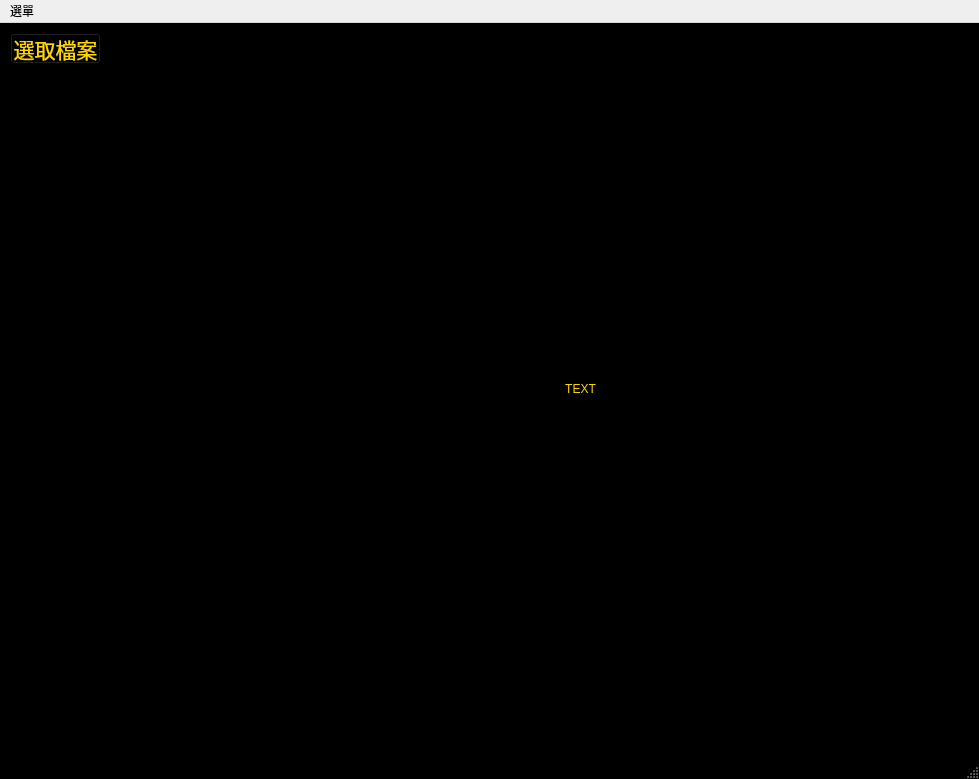
This is MainWindow.ui in Night2155/ImageProcessing as Qt 5 draws it before an edit. The edited form follows.
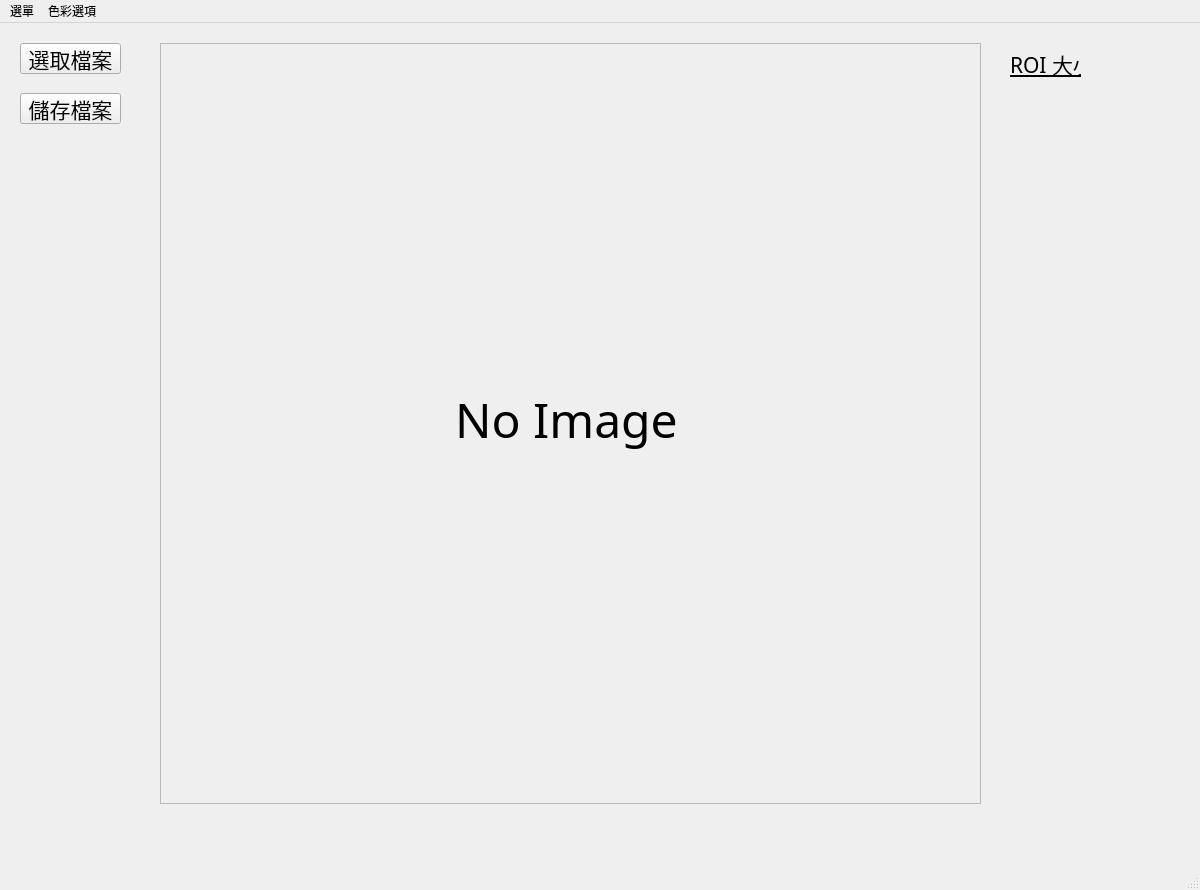
This is the edited form.

```diff
--- a/MainWindow.ui
+++ b/MainWindow.ui
@@ -6,8 +6,8 @@
    <rect>
     <x>0</x>
     <y>0</y>
-    <width>979</width>
-    <height>779</height>
+    <width>1200</width>
+    <height>890</height>
    </rect>
   </property>
   <property name="mouseTracking">
@@ -20,19 +20,15 @@
    <bool>false</bool>
   </property>
   <property name="styleSheet">
-   <string notr="true">#MainWindow, #centralwidget, #ImageLabel, #File_Btn,#statusbar{
-	background-color : rgb(0, 0, 0);
-	color: gold;
-}
-</string>
+   <string notr="true"/>
   </property>
   <widget class="QWidget" name="centralwidget">
    <widget class="QPushButton" name="File_Btn">
     <property name="geometry">
      <rect>
-      <x>10</x>
-      <y>10</y>
-      <width>91</width>
+      <x>20</x>
+      <y>20</y>
+      <width>101</width>
       <height>31</height>
      </rect>
     </property>
@@ -49,30 +45,107 @@
      <string>選取檔案</string>
     </property>
    </widget>
-   <widget class="QLabel" name="ImageLabel">
+   <widget class="QLabel" name="ROI_Label">
     <property name="geometry">
      <rect>
-      <x>190</x>
-      <y>0</y>
-      <width>781</width>
-      <height>731</height>
+      <x>1010</x>
+      <y>20</y>
+      <width>71</width>
+      <height>41</height>
      </rect>
     </property>
-    <property name="mouseTracking">
-     <bool>false</bool>
+    <property name="font">
+     <font>
+      <family>Agency FB</family>
+      <pointsize>16</pointsize>
+      <underline>true</underline>
+     </font>
     </property>
-    <property name="autoFillBackground">
-     <bool>false</bool>
+    <property name="text">
+     <string>ROI 大小</string>
     </property>
-    <property name="frameShape">
-     <enum>QFrame::NoFrame</enum>
+   </widget>
+   <widget class="QPushButton" name="Save_File_Btn">
+    <property name="geometry">
+     <rect>
+      <x>20</x>
+      <y>70</y>
+      <width>101</width>
+      <height>31</height>
+     </rect>
     </property>
+    <property name="font">
+     <font>
+      <family>標楷體</family>
+      <pointsize>16</pointsize>
+     </font>
+    </property>
+    <property name="contextMenuPolicy">
+     <enum>Qt::DefaultContextMenu</enum>
+    </property>
     <property name="text">
-     <string>TEXT</string>
+     <string>儲存檔案</string>
     </property>
-    <property name="alignment">
-     <set>Qt::AlignCenter</set>
+   </widget>
+   <widget class="QWidget" name="verticalLayoutWidget">
+    <property name="geometry">
+     <rect>
+      <x>160</x>
+      <y>20</y>
+      <width>821</width>
+      <height>761</height>
+     </rect>
     </property>
+    <layout class="QVBoxLayout" name="verticalLayout">
+     <item>
+      <widget class="QScrollArea" name="scrollArea">
+       <property name="widgetResizable">
+        <bool>true</bool>
+       </property>
+       <widget class="QWidget" name="scrollAreaWidgetContents">
+        <property name="geometry">
+         <rect>
+          <x>0</x>
+          <y>0</y>
+          <width>817</width>
+          <height>757</height>
+         </rect>
+        </property>
+        <widget class="QLabel" name="ImageLabel">
+         <property name="geometry">
+          <rect>
+           <x>0</x>
+           <y>0</y>
+           <width>811</width>
+           <height>751</height>
+          </rect>
+         </property>
+         <property name="font">
+          <font>
+           <family>Agency FB</family>
+           <pointsize>36</pointsize>
+          </font>
+         </property>
+         <property name="mouseTracking">
+          <bool>false</bool>
+         </property>
+         <property name="autoFillBackground">
+          <bool>false</bool>
+         </property>
+         <property name="frameShape">
+          <enum>QFrame::NoFrame</enum>
+         </property>
+         <property name="text">
+          <string>No Image</string>
+         </property>
+         <property name="alignment">
+          <set>Qt::AlignCenter</set>
+         </property>
+        </widget>
+       </widget>
+      </widget>
+     </item>
+    </layout>
    </widget>
   </widget>
   <widget class="QMenuBar" name="menubar">
@@ -80,7 +153,7 @@
     <rect>
      <x>0</x>
      <y>0</y>
-     <width>979</width>
+     <width>1200</width>
      <height>21</height>
     </rect>
    </property>
@@ -91,7 +164,15 @@
     <addaction name="actionOpen_File"/>
     <addaction name="actionClose"/>
    </widget>
+   <widget class="QMenu" name="menu_2">
+    <property name="title">
+     <string>色彩選項</string>
+    </property>
+    <addaction name="actionGray"/>
+    <addaction name="actionHSV"/>
+   </widget>
    <addaction name="menu"/>
+   <addaction name="menu_2"/>
   </widget>
   <widget class="QStatusBar" name="statusbar">
    <property name="enabled">
```
Left out of the diff: 13 changed lines with no effect on the pictures.
